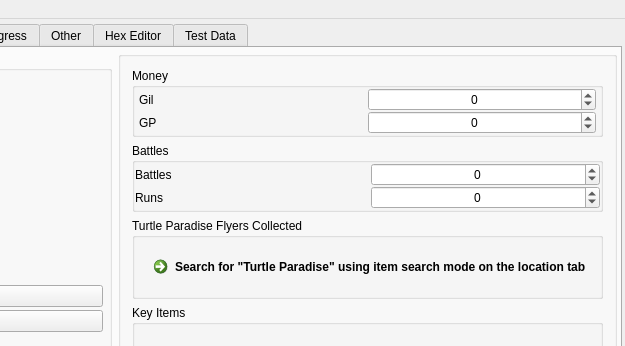
sithlord48/blackchocobo, file mainwindow.ui: the form before one commit; both pictures show x 312 to 937 and y 0 to 346 of the 937 by 583 pixel window.
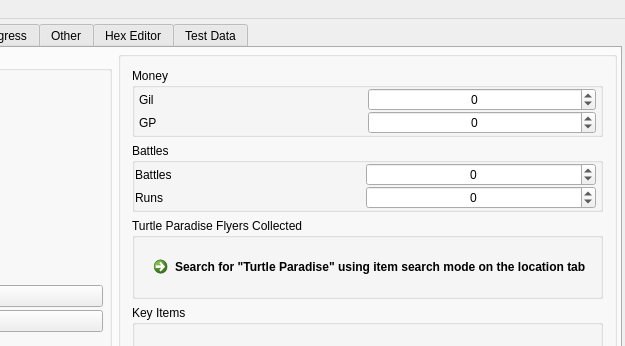
The form after the commit. The open tabs and pages were chosen to show the change. Icons and pictures are not drawn.

Commit message: fix box spacing

The edit to the form file:
```diff
--- a/mainwindow.ui
+++ b/mainwindow.ui
@@ -737,6 +737,12 @@
                  </property>
                  <item>
                   <layout class="QHBoxLayout" name="horizontalLayout_83">
+                   <property name="spacing">
+                    <number>0</number>
+                   </property>
+                   <property name="rightMargin">
+                    <number>4</number>
+                   </property>
                    <item>
                     <widget class="QLabel" name="label_38">
                      <property name="text">
@@ -770,6 +776,12 @@
                  </item>
                  <item>
                   <layout class="QHBoxLayout" name="horizontalLayout_81">
+                   <property name="spacing">
+                    <number>0</number>
+                   </property>
+                   <property name="rightMargin">
+                    <number>4</number>
+                   </property>
                    <item>
                     <widget class="QLabel" name="label_37">
                      <property name="text">
```
Left out of the diff: 18 changed lines with no effect on the pictures. The commit also changes 1 other file.
